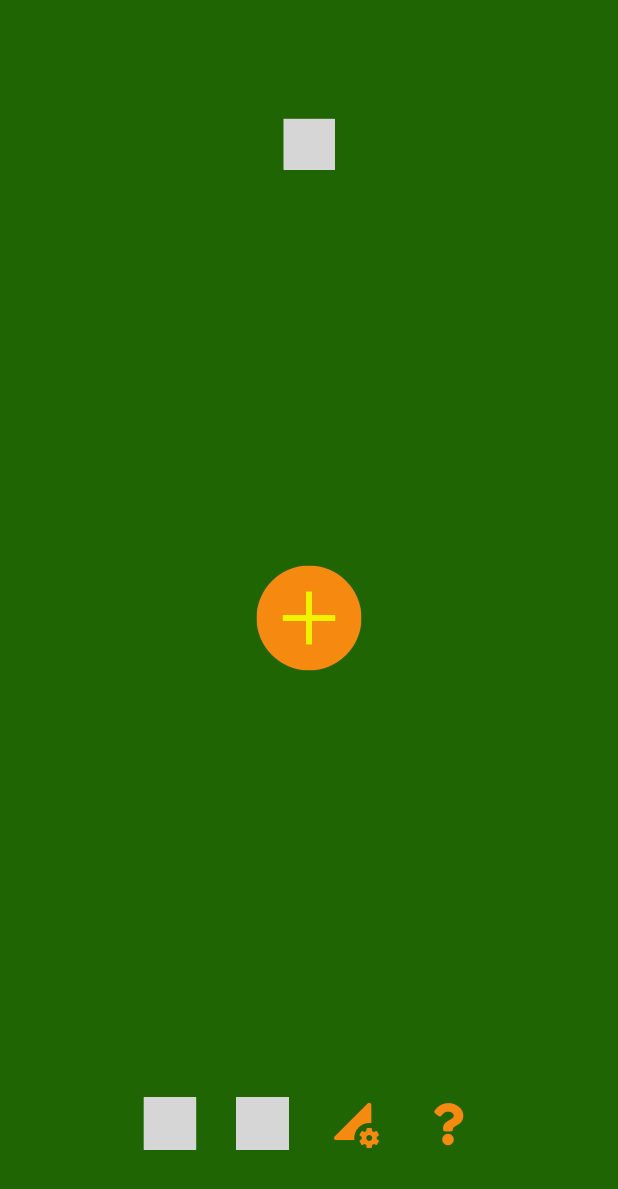
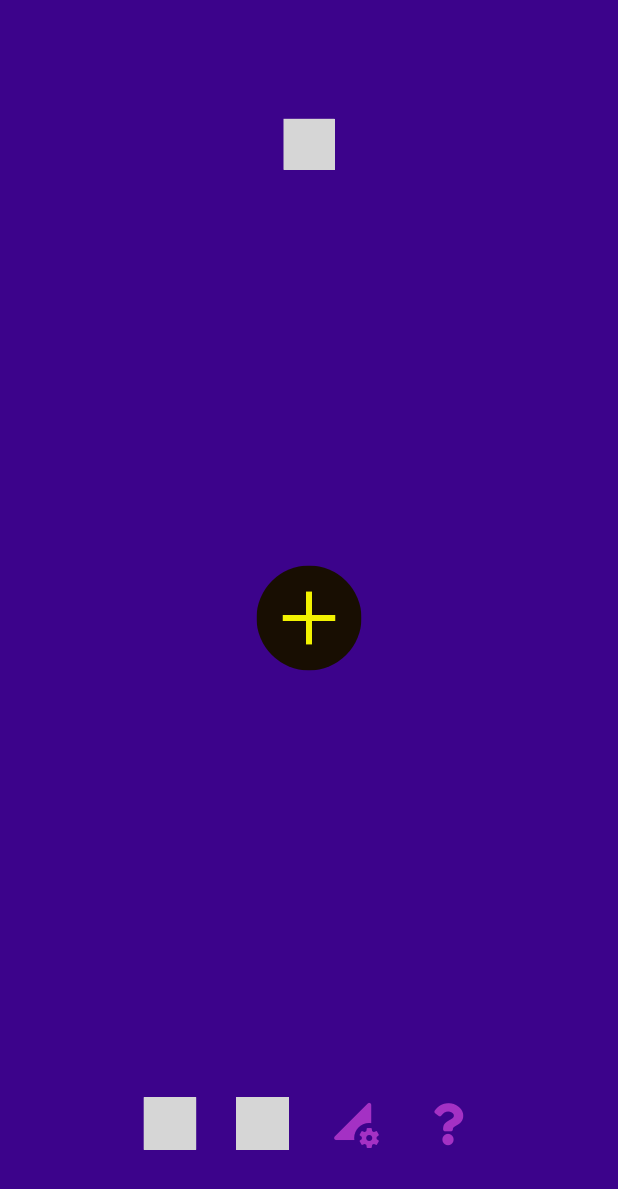
Before and after one commit to Tiltification/sonic-tilt, a Flutter app: the screen it shows after launch, on a phone screen of 412 x 824 dp. Shown: the top 1189 px of the screen. Run offline on Flutter 3.47's test engine with Material 2 defaults, Android fonts, the phone set to English and light mode, and no system bars; our stand-ins replace font_awesome_flutter, hive, hive_flutter, native_device_orientation, rive, sensors and 1 more; missing offline and left inert: flutter_animated_dialog, simple_html_css, social_buttons; accounts and stored records are empty; generated files the repository leaves out were written again; statements that could not run were skipped; project files that could hold a hidden picture were left out; grey boxes are pictures that could not be loaded.

Commit message:
SonicLevel-Tuning ICAD 2023 Sonic Tilt Competition

```diff
--- a/lib/LevelTheme.dart
+++ b/lib/LevelTheme.dart
@@ -10,18 +10,18 @@
 //  static const darkModeBlack = Color(0xff47586f);
   static const darkModeBlack = Color(0xff4758ff);
 //  static const darkModeYellow = Color(0xffefed70); // Bubble color
-  static const darkModeYellow = Color(0xfff6890f); // PobbleBonk
+//  static const darkModeYellow = Color(0xfff6890f); // PobbleBonk
 //  static const darkModeYellow = Color(0xff0e0901); // Crickets
-//  static const darkModeYellow = Color(0xffa431c4); // Tuning
+  static const darkModeYellow = Color(0xffa431c4); // Tuning
 //  static const darkModeGreen = Color(0xff5bdc97);
 //  static const darkModeGreen = Color(0xff91c618); //small bubble
-  static const darkModeGreen = Color(0xfff6890f); // PobbleBonk
+//  static const darkModeGreen = Color(0xfff6890f); // PobbleBonk
 //  static const darkModeGreen = Color(0xff180e02); // Crickets
-//  static const darkModeGreen = Color(0xff180e02); // Tuning
+  static const darkModeGreen = Color(0xff180e02); // Tuning
 //  static const bgColor = Color(0xff2e2b2e);
-  static const bgColor = Color(0xff206503); // background PobbleBonk
+//  static const bgColor = Color(0xff206503); // background PobbleBonk
 //  static const bgColor = Color(0xfff3ee01); // background Crickets
-//  static const bgColor = Color(0xff3c038b); // background Tuning
+  static const bgColor = Color(0xff3c038b); // background Tuning
 //  static const textColor = Color(0xff47576E);
   static const textColor = Color(0xff4f88fa);
 //  static const splashTextColor = Color.fromRGBO(50, 58, 69, 0.5);
```
Also changed, not shown: 13 other files.
